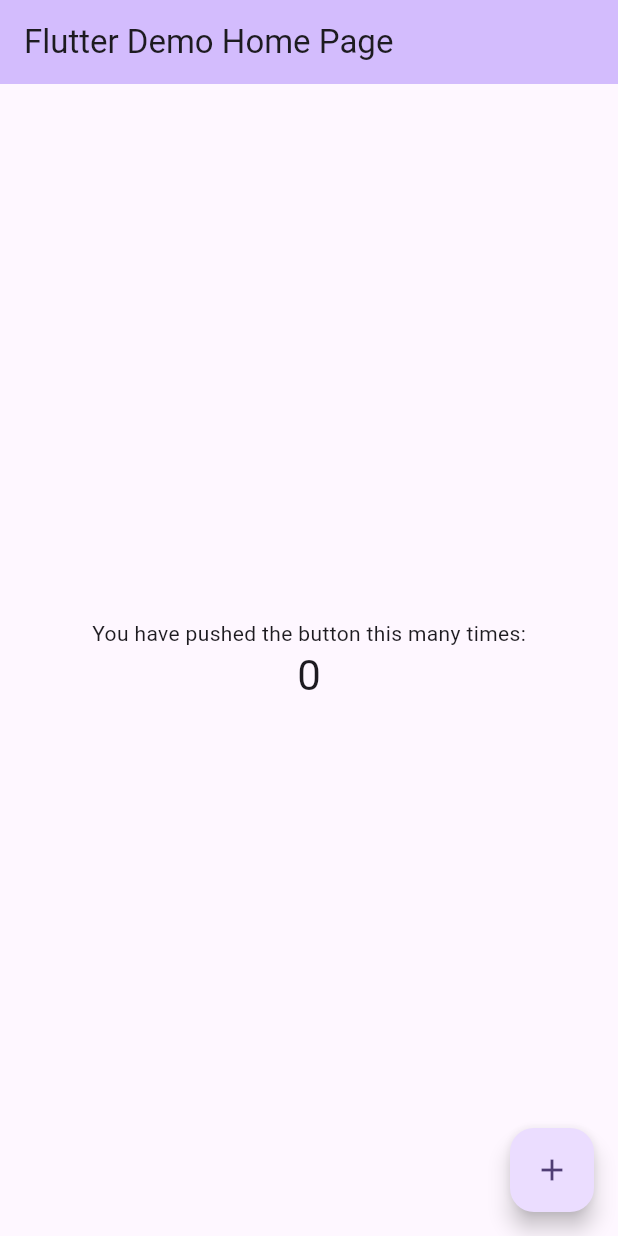
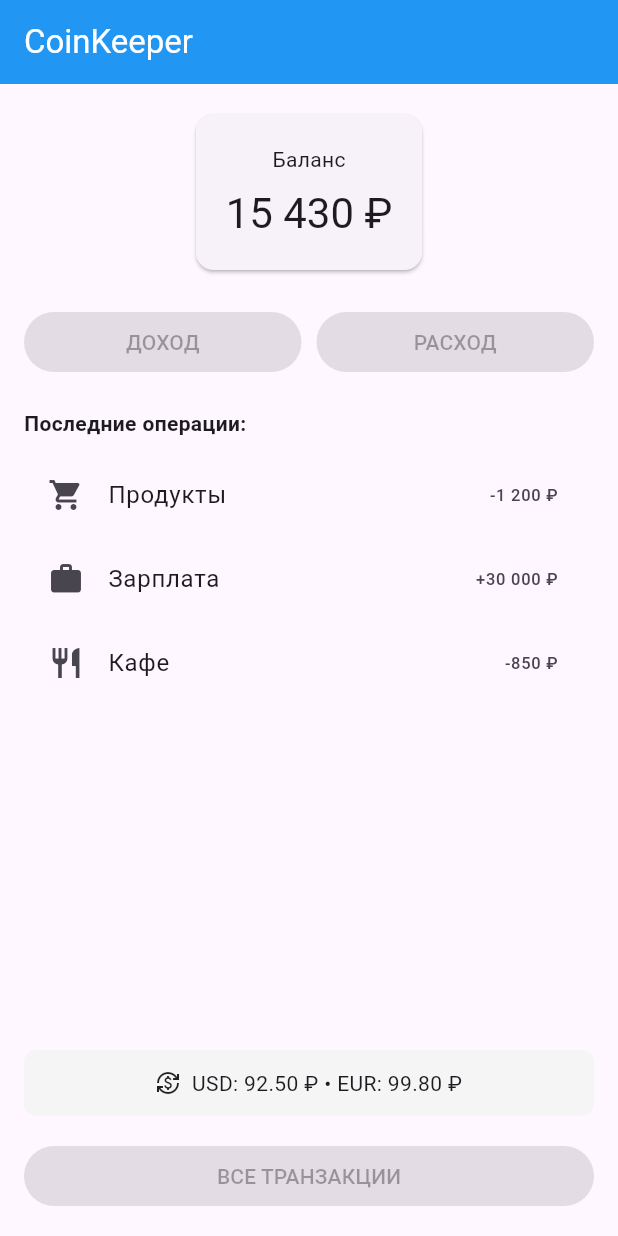
Before and after one commit to Denewmel/coin-keeper, a Flutter app: the screen it shows after launch, on a phone screen of 412 x 824 dp. Run offline on Flutter 3.47's test engine with Material 3 defaults, Android fonts, the phone set to English and light mode, and no system bars.

Commit message:
Добавлен главный экран (home_screen.dart) и изменён его дизайн (readme.md)

```diff
--- a/lib/main.dart
+++ b/lib/main.dart
@@ -1,122 +1,17 @@
 import 'package:flutter/material.dart';
+import 'screens/home_screen.dart';
 
 void main() {
-  runApp(const MyApp());
+  runApp(const MainApp());
 }
 
-class MyApp extends StatelessWidget {
-  const MyApp({super.key});
+class MainApp extends StatelessWidget {
+  const MainApp({super.key});
 
-  // This widget is the root of your application.
   @override
   Widget build(BuildContext context) {
-    return MaterialApp(
-      title: 'Flutter Demo',
-      theme: ThemeData(
-        // This is the theme of your application.
-        //
-        // TRY THIS: Try running your application with "flutter run". You'll see
-        // the application has a purple toolbar. Then, without quitting the app,
-        // try changing the seedColor in the colorScheme below to Colors.green
-        // and then invoke "hot reload" (save your changes or press the "hot
-        // reload" button in a Flutter-supported IDE, or press "r" if you used
-        // the command line to start the app).
-        //
-        // Notice that the counter didn't reset back to zero; the application
-        // state is not lost during the reload. To reset the state, use hot
-        // restart instead.
-        //
-        // This works for code too, not just values: Most code changes can be
-        // tested with just a hot reload.
-        colorScheme: ColorScheme.fromSeed(seedColor: Colors.deepPurple),
-      ),
-      home: const MyHomePage(title: 'Flutter Demo Home Page'),
+    return const MaterialApp(
+      home: HomeScreen()
     );
   }
 }
-
-class MyHomePage extends StatefulWidget {
-  const MyHomePage({super.key, required this.title});
-
-  // This widget is the home page of your application. It is stateful, meaning
-  // that it has a State object (defined below) that contains fields that affect
-  // how it looks.
-
-  // This class is the configuration for the state. It holds the values (in this
-  // case the title) provided by the parent (in this case the App widget) and
-  // used by the build method of the State. Fields in a Widget subclass are
-  // always marked "final".
-
-  final String title;
-
-  @override
-  State<MyHomePage> createState() => _MyHomePageState();
-}
-
-class _MyHomePageState extends State<MyHomePage> {
-  int _counter = 0;
-
-  void _incrementCounter() {
-    setState(() {
-      // This call to setState tells the Flutter framework that something has
-      // changed in this State, which causes it to rerun the build method below
-      // so that the display can reflect the updated values. If we changed
-      // _counter without calling setState(), then the build method would not be
-      // called again, and so nothing would appear to happen.
-      _counter++;
-    });
-  }
-
-  @override
-  Widget build(BuildContext context) {
-    // This method is rerun every time setState is called, for instance as done
-    // by the _incrementCounter method above.
-    //
-    // The Flutter framework has been optimized to make rerunning build methods
-    // fast, so that you can just rebuild anything that needs updating rather
-    // than having to individually change instances of widgets.
-    return Scaffold(
-      appBar: AppBar(
-        // TRY THIS: Try changing the color here to a specific color (to
-        // Colors.amber, perhaps?) and trigger a hot reload to see the AppBar
-        // change color while the other colors stay the same.
-        backgroundColor: Theme.of(context).colorScheme.inversePrimary,
-        // Here we take the value from the MyHomePage object that was created by
-        // the App.build method, and use it to set our appbar title.
-        title: Text(widget.title),
-      ),
-      body: Center(
-        // Center is a layout widget. It takes a single child and positions it
-        // in the middle of the parent.
-        child: Column(
-          // Column is also a layout widget. It takes a list of children and
-          // arranges them vertically. By default, it sizes itself to fit its
-          // children horizontally, and tries to be as tall as its parent.
-          //
-          // Column has various properties to control how it sizes itself and
-          // how it positions its children. Here we use mainAxisAlignment to
-          // center the children vertically; the main axis here is the vertical
-          // axis because Columns are vertical (the cross axis would be
-          // horizontal).
-          //
-          // TRY THIS: Invoke "debug painting" (choose the "Toggle Debug Paint"
-          // action in the IDE, or press "p" in the console), to see the
-          // wireframe for each widget.
-          mainAxisAlignment: MainAxisAlignment.center,
-          children: <Widget>[
-            const Text('You have pushed the button this many times:'),
-            Text(
-              '$_counter',
-              style: Theme.of(context).textTheme.headlineMedium,
-            ),
-          ],
-        ),
-      ),
-      floatingActionButton: FloatingActionButton(
-        onPressed: _incrementCounter,
-        tooltip: 'Increment',
-        child: const Icon(Icons.add),
-      ), // This trailing comma makes auto-formatting nicer for build methods.
-    );
-  }
-}
--- /dev/null
+++ b/lib/screens/home_screen.dart
@@ -0,0 +1,120 @@
+import 'package:flutter/material.dart';
+
+class HomeScreen extends StatelessWidget {
+  const HomeScreen({super.key});
+
+  @override
+  Widget build(BuildContext context) {
+    return Scaffold(
+      appBar: AppBar(
+        title: const Text('CoinKeeper'),
+        backgroundColor: Colors.blue,
+        foregroundColor: Colors.white,
+      ),
+      body: Padding(
+        padding: const EdgeInsets.all(16.0),
+        child: Column(
+          children: [
+            // Карточка баланса
+            Card(
+              child: Padding(
+                padding: const EdgeInsets.all(20.0),
+                child: Column(
+                  children: [
+                    const Text('Баланс'),
+                    const SizedBox(height: 8),
+                    Text(
+                      '15 430 ₽',
+                      style: Theme.of(context).textTheme.headlineMedium,
+                    ),
+                  ],
+                ),
+              ),
+            ),
+
+            const SizedBox(height: 20),
+
+            // Кнопки операций
+            Row(
+              children: [
+                Expanded(
+                  child: ElevatedButton(
+                    onPressed: null,
+                    child: const Text('ДОХОД'),
+                  ),
+                ),
+                const SizedBox(width: 10),
+                Expanded(
+                  child: ElevatedButton(
+                    onPressed: null,
+                    child: const Text('РАСХОД'),
+                  ),
+                ),
+              ],
+            ),
+
+            const SizedBox(height: 20),
+
+            // Список операций
+            const Expanded(
+              child: Column(
+                crossAxisAlignment: CrossAxisAlignment.start,
+                children: [
+                  Text(
+                    'Последние операции:',
+                    style: TextStyle(fontWeight: FontWeight.bold),
+                  ),
+                  SizedBox(height: 10),
+                  ListTile(
+                    leading: Icon(Icons.shopping_cart),
+                    title: Text('Продукты'),
+                    trailing: Text('-1 200 ₽'),
+                  ),
+                  ListTile(
+                    leading: Icon(Icons.work),
+                    title: Text('Зарплата'),
+                    trailing: Text('+30 000 ₽'),
+                  ),
+                  ListTile(
+                    leading: Icon(Icons.restaurant),
+                    title: Text('Кафе'),
+                    trailing: Text('-850 ₽'),
+                  ),
+                ],
+              ),
+            ),
+
+            // Курс валют
+            Container(
+              width: double.infinity,
+              padding: const EdgeInsets.all(12),
+              decoration: BoxDecoration(
+                color: Colors.grey.shade100,
+                borderRadius: BorderRadius.circular(8),
+              ),
+              child: const Row(
+                mainAxisAlignment: MainAxisAlignment.center,
+                children: [
+                  Icon(Icons.currency_exchange, size: 16),
+                  SizedBox(width: 8),
+                  Text('USD: 92.50 ₽ • EUR: 99.80 ₽'),
+                ],
+              ),
+            ),
+
+            const SizedBox(height: 16),
+
+            // Кнопка перехода
+            SizedBox(
+              width: double.infinity,
+              child: ElevatedButton(
+                onPressed: null,
+                child: const Text('ВСЕ ТРАНЗАКЦИИ'),
+              ),
+            ),
+          ],
+        ),
+      ),
+    );
+  }
+}
```
Also changed, not shown: 1 other file.
